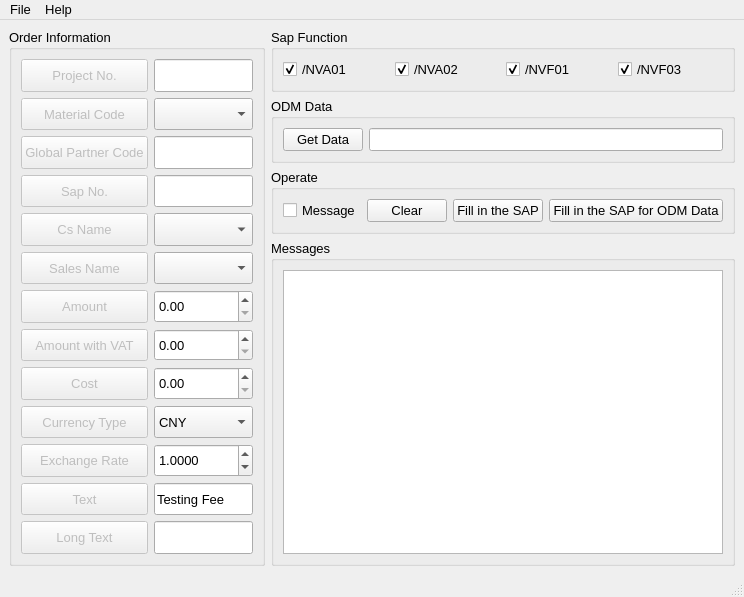
The window that Operate/GUI/Sap/Sap_Operate_UI.ui (chen-huai/work) describes before a commit, drawn with Qt 5.
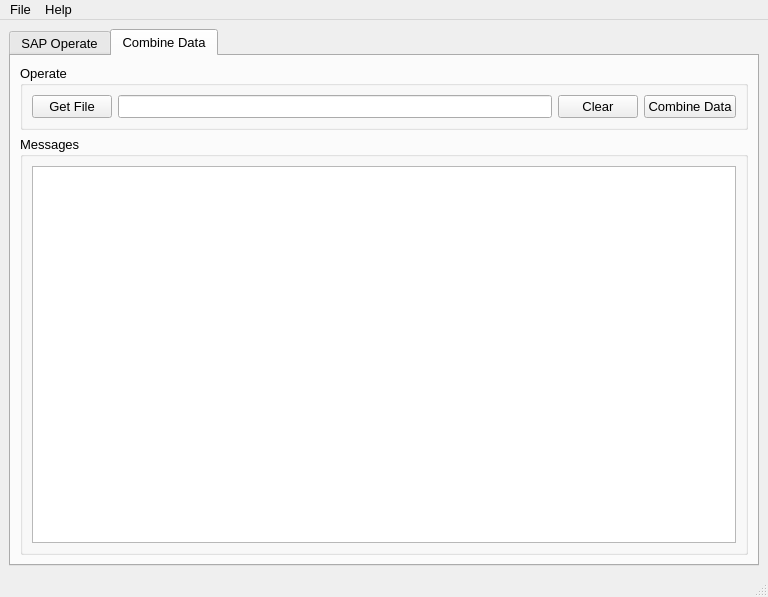
The same window after the commit. Icons and pictures are not drawn.

Commit message: 添加combine数据处理

```diff
--- a/Operate/GUI/Sap/Sap_Operate_UI.ui
+++ b/Operate/GUI/Sap/Sap_Operate_UI.ui
@@ -6,7 +6,7 @@
    <rect>
     <x>0</x>
     <y>0</y>
-    <width>744</width>
+    <width>768</width>
     <height>597</height>
    </rect>
   </property>
@@ -23,6 +23,16 @@
     <normaloff>:/ch.ico</normaloff>:/ch.ico</iconset>
   </property>
   <widget class="QWidget" name="centralwidget">
+   <layout class="QHBoxLayout" name="horizontalLayout_4">
+    <item>
+     <widget class="QTabWidget" name="tabWidget">
+      <property name="currentIndex">
+       <number>1</number>
+      </property>
+      <widget class="QWidget" name="tab">
+       <attribute name="title">
+        <string>SAP Operate</string>
+       </attribute>
    <layout class="QGridLayout" name="gridLayout_3">
     <item row="0" column="0" rowspan="4">
      <widget class="QGroupBox" name="groupBox">
@@ -727,7 +737,7 @@
           <string>/NVF01</string>
          </property>
          <property name="checked">
-          <bool>true</bool>
+              <bool>false</bool>
          </property>
         </widget>
        </item>
@@ -750,7 +760,20 @@
          <property name="text">
           <string>/NVF03</string>
          </property>
+             <property name="checkable">
+              <bool>true</bool>
+             </property>
          <property name="checked">
+              <bool>false</bool>
+             </property>
+            </widget>
+           </item>
+           <item>
+            <widget class="QCheckBox" name="checkBox_6">
+             <property name="text">
+              <string>Save</string>
+             </property>
+             <property name="checked">
           <bool>true</bool>
          </property>
         </widget>
@@ -859,42 +882,66 @@
       </layout>
      </widget>
     </item>
-    <item row="1" column="1">
-     <widget class="QGroupBox" name="groupBox_4">
+       </layout>
+      </widget>
+      <widget class="QWidget" name="tab_2">
+       <attribute name="title">
+        <string>Combine Data</string>
+       </attribute>
+       <layout class="QGridLayout" name="gridLayout_5">
+        <item row="0" column="0">
+         <widget class="QGroupBox" name="groupBox_7">
       <property name="sizePolicy">
-       <sizepolicy hsizetype="Expanding" vsizetype="Fixed">
+           <sizepolicy hsizetype="Preferred" vsizetype="Fixed">
         <horstretch>0</horstretch>
         <verstretch>0</verstretch>
        </sizepolicy>
       </property>
       <property name="title">
-       <string>ODM Data</string>
-      </property>
-      <layout class="QHBoxLayout" name="horizontalLayout_2">
-       <item>
-        <widget class="QPushButton" name="pushButton_16">
-         <property name="sizePolicy">
-          <sizepolicy hsizetype="Minimum" vsizetype="Fixed">
-           <horstretch>0</horstretch>
-           <verstretch>0</verstretch>
-          </sizepolicy>
-         </property>
+           <string>Operate</string>
+          </property>
+          <layout class="QGridLayout" name="gridLayout_4">
+           <item row="0" column="0">
+            <widget class="QPushButton" name="pushButton_18">
+             <property name="text">
+              <string>Get File</string>
+             </property>
+            </widget>
+           </item>
+           <item row="0" column="3">
+            <widget class="QPushButton" name="pushButton_19">
          <property name="text">
-          <string>Get Data</string>
+              <string>Combine Data</string>
          </property>
         </widget>
        </item>
-       <item>
-        <widget class="QLineEdit" name="lineEdit_6">
-         <property name="sizePolicy">
-          <sizepolicy hsizetype="Expanding" vsizetype="Expanding">
-           <horstretch>0</horstretch>
-           <verstretch>0</verstretch>
-          </sizepolicy>
+           <item row="0" column="1">
+            <widget class="QLineEdit" name="lineEdit_7"/>
+           </item>
+           <item row="0" column="2">
+            <widget class="QPushButton" name="pushButton_20">
+             <property name="text">
+              <string>Clear</string>
          </property>
         </widget>
        </item>
       </layout>
+         </widget>
+        </item>
+        <item row="1" column="0">
+         <widget class="QGroupBox" name="groupBox_6">
+          <property name="title">
+           <string>Messages</string>
+          </property>
+          <layout class="QGridLayout" name="gridLayout_6">
+           <item row="0" column="0">
+            <widget class="QTextBrowser" name="textBrowser_2"/>
+           </item>
+          </layout>
+         </widget>
+        </item>
+       </layout>
+      </widget>
      </widget>
     </item>
    </layout>
@@ -904,7 +951,7 @@
     <rect>
      <x>0</x>
      <y>0</y>
-     <width>744</width>
+     <width>768</width>
      <height>25</height>
     </rect>
    </property>
```
Left out of the diff: 38 changed lines with no effect on the pictures. Lines whose indentation alone changed are shown as unchanged. The commit also changes 3 other files.
